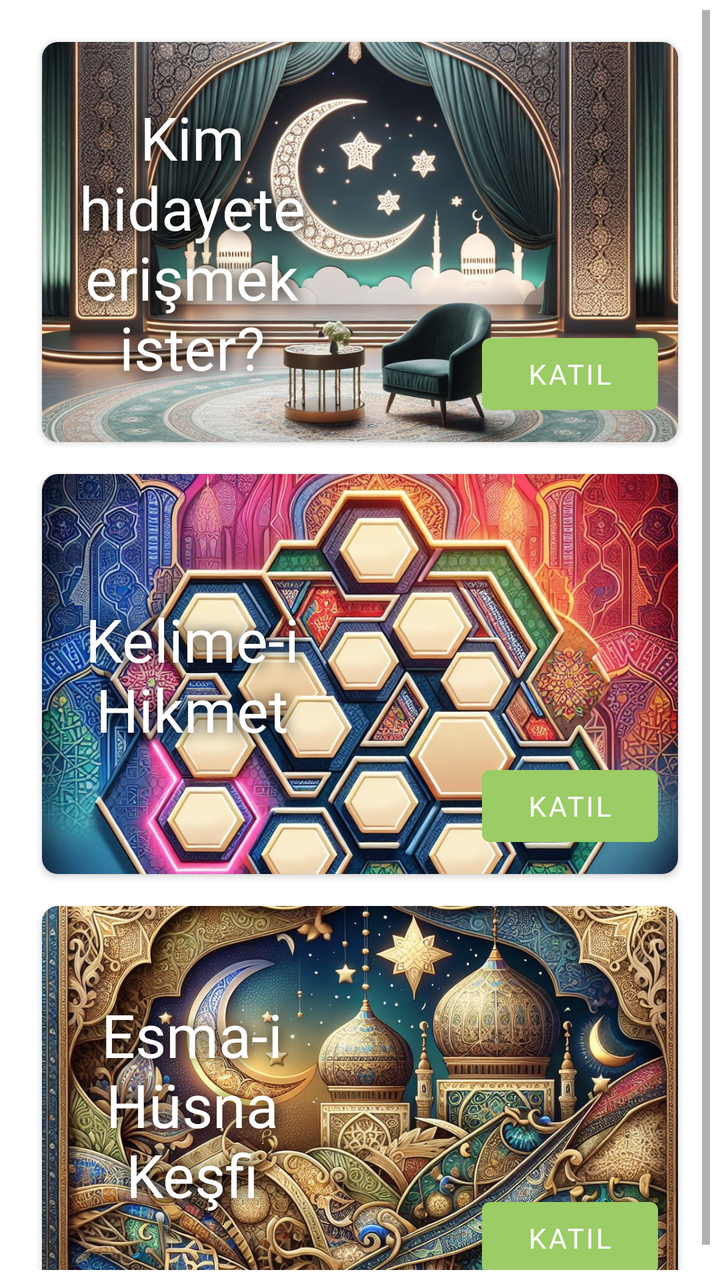
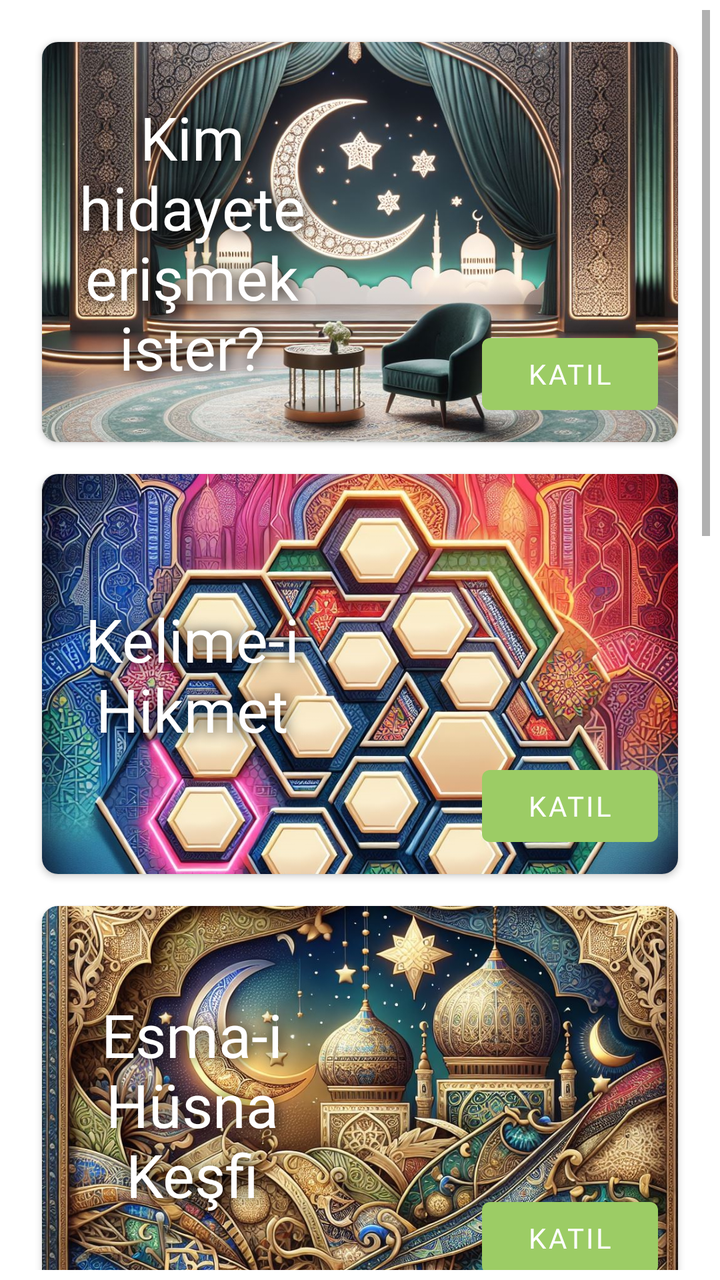

Compare the two renders of this Android layout. The source of the first and the diff that turns it into the second are given below.
<!-- AndroidManifest.xml: application theme Theme.Yolcu -->
<!-- res/layout/fragment_home.xml -->
<?xml version="1.0" encoding="utf-8"?>
<androidx.constraintlayout.widget.ConstraintLayout xmlns:android="http://schemas.android.com/apk/res/android"
    xmlns:app="http://schemas.android.com/apk/res-auto"
    xmlns:tools="http://schemas.android.com/tools"
    android:layout_width="match_parent"
    android:layout_height="match_parent"
    tools:context=".home.HomeFragment">

    
    <ScrollView
        android:layout_width="match_parent"
        android:layout_height="match_parent"
        android:padding="5dp"
        android:paddingBottom="55dp"
        app:layout_constraintEnd_toEndOf="parent"
        app:layout_constraintStart_toStartOf="parent"
        app:layout_constraintTop_toTopOf="parent">

        <androidx.constraintlayout.widget.ConstraintLayout
            android:layout_width="match_parent"
            android:layout_height="wrap_content">


            
            <androidx.cardview.widget.CardView
                android:id="@+id/card_info_game"
                android:layout_width="0dp"
                android:layout_height="200dp"
                android:layout_margin="16dp"
                app:cardCornerRadius="8dp"
                app:layout_constraintEnd_toEndOf="parent"
                app:layout_constraintStart_toStartOf="parent"
                app:layout_constraintTop_toTopOf="parent">

                <RelativeLayout
                    android:layout_width="match_parent"
                    android:layout_height="match_parent">


                    

                    
                    <ImageView
                        android:id="@+id/info_game_image"
                        android:layout_width="match_parent"
                        android:layout_height="match_parent"
                        android:contentDescription="@string/bilgi_oyunu_resmi"
                        android:scaleType="centerCrop"
                        android:src="@drawable/bilgi_oyunu" />

                    <TextView
                        android:id="@+id/bilgi_oyun_label"
                        android:layout_width="wrap_content"
                        android:layout_height="wrap_content"
                        android:layout_alignParentTop="true"
                        android:layout_alignParentBottom="true"
                        android:elevation="1dp"
                        android:fontFamily="@font/tomorrow_b"
                        android:gravity="center"
                        android:maxWidth="150sp"
                        android:padding="3dp"
                        android:shadowColor="#000000"
                        android:shadowDx="2"
                        android:shadowDy="2"
                        android:shadowRadius="18"
                        android:text="@string/bilgi_yarisma"
                        android:textColor="@color/white"
                        android:textSize="30sp" />

                    <Button
                        android:id="@+id/play_info_game_button"
                        android:layout_width="wrap_content"
                        android:layout_height="wrap_content"
                        android:layout_alignParentEnd="true"
                        android:layout_alignParentBottom="true"
                        android:layout_margin="10dp"
                        android:fontFamily="@font/tomorrow_b"
                        android:text="@string/play" />
                </RelativeLayout>
            </androidx.cardview.widget.CardView>

            
            <androidx.cardview.widget.CardView
                android:id="@+id/card_word_game"
                android:layout_width="0dp"
                android:layout_height="200dp"
                android:layout_margin="16dp"
                app:cardCornerRadius="8dp"
                app:layout_constraintEnd_toEndOf="parent"
                app:layout_constraintStart_toStartOf="parent"
                app:layout_constraintTop_toBottomOf="@id/card_info_game">

                <RelativeLayout
                    android:layout_width="match_parent"
                    android:layout_height="match_parent">

                    
                    <ImageView
                        android:id="@+id/word_game_image"
                        android:layout_width="match_parent"
                        android:layout_height="match_parent"
                        android:contentDescription="@string/kelime_oyunu_resmi"
                        android:scaleType="centerCrop"
                        android:src="@drawable/kelime_oyunu" />

                    <TextView
                        android:id="@+id/kelime_oyun_label"
                        android:layout_width="wrap_content"
                        android:layout_height="wrap_content"
                        android:layout_alignParentTop="true"
                        android:layout_alignParentBottom="true"
                        android:elevation="1dp"
                        android:fontFamily="@font/tomorrow_b"
                        android:gravity="center"
                        android:maxWidth="150sp"
                        android:padding="3dp"
                        android:shadowColor="#000000"
                        android:shadowDx="2"
                        android:shadowDy="2"
                        android:shadowRadius="18"
                        android:text="@string/kelime_yarismasi"
                        android:textColor="@color/white"
                        android:textSize="30sp" />
                    
                    <Button
                        android:id="@+id/play_word_game_button"
                        android:layout_width="wrap_content"
                        android:layout_height="wrap_content"
                        android:layout_alignParentEnd="true"
                        android:layout_alignParentBottom="true"
                        android:layout_margin="10dp"
                        android:fontFamily="@font/tomorrow_b"
                        android:text="@string/play" />
                </RelativeLayout>
            </androidx.cardview.widget.CardView>

            
            <androidx.cardview.widget.CardView
                android:id="@+id/matches_game"
                android:layout_width="0dp"
                android:layout_height="200dp"
                android:layout_margin="16dp"
                app:cardCornerRadius="8dp"
                app:layout_constraintEnd_toEndOf="parent"
                app:layout_constraintStart_toStartOf="parent"
                app:layout_constraintTop_toBottomOf="@id/card_word_game">

                <RelativeLayout
                    android:layout_width="match_parent"
                    android:layout_height="match_parent">

                    
                    <ImageView
                        android:id="@+id/matches_game_image"
                        android:layout_width="match_parent"
                        android:layout_height="match_parent"
                        android:contentDescription="@string/eslestirme_oyunu_resmi"
                        android:scaleType="centerCrop"
                        android:src="@drawable/esleme_kapak" />

                    
                    <TextView
                        android:id="@+id/matches_game_label"
                        android:layout_width="wrap_content"
                        android:layout_height="wrap_content"
                        android:layout_alignParentTop="true"
                        android:layout_alignParentBottom="true"
                        android:layout_marginTop="-1dp"
                        android:layout_marginBottom="1dp"
                        android:elevation="1dp"
                        android:fontFamily="@font/tomorrow_b"
                        android:gravity="center"
                        android:maxWidth="150sp"
                        android:padding="3dp"
                        android:shadowColor="#000000"
                        android:shadowDx="2"
                        android:shadowDy="2"
                        android:shadowRadius="18"
                        android:text="@string/esleme_yarismasi"
                        android:textColor="@color/white"
                        android:textSize="30sp" />

                    <Button
                        android:id="@+id/play_matches_game_button"
                        android:layout_width="wrap_content"
                        android:layout_height="wrap_content"
                        android:layout_alignParentEnd="true"
                        android:layout_alignParentBottom="true"
                        android:layout_margin="10dp"
                        android:fontFamily="@font/tomorrow_b"
                        android:text="@string/play" />

                </RelativeLayout>
            </androidx.cardview.widget.CardView>
        </androidx.constraintlayout.widget.ConstraintLayout>
    </ScrollView>
</androidx.constraintlayout.widget.ConstraintLayout>
<!-- resources referenced by this layout -->
<resources>
  <color name="white">#FFFFFFFF</color>
  <!-- drawable bilgi_oyunu: jpeg bitmap (drawable, 242212 bytes) -->
  <!-- drawable esleme_kapak: jpeg bitmap (drawable, 390186 bytes) -->
  <!-- drawable kelime_oyunu: jpeg bitmap (drawable, 385620 bytes) -->
  <string name="bilgi_oyunu_resmi">Bilgi Oyunu Resmi</string>
  <string name="bilgi_yarisma">Kim hidayete erişmek ister?</string>
  <string name="esleme_yarismasi">Esma-i Hüsna Keşfi</string>
  <string name="eslestirme_oyunu_resmi">eslestirme oyunu resmi</string>
  <string name="kelime_oyunu_resmi">kelime oyunu resmi</string>
  <string name="kelime_yarismasi">Kelime-i Hikmet</string>
  <string name="play">KATIL</string>
  <style name="Theme.Yolcu" parent="Theme.MaterialComponents.DayNight.DarkActionBar">
          
          <item name="colorPrimary">#9CCC65</item>
          <item name="colorPrimaryVariant">#43A047</item>
          <item name="colorOnPrimary">@color/white</item>
          
          <item name="colorSecondary">#9CCC65</item>
          <item name="colorSecondaryVariant">@color/teal_700</item>
          <item name="colorOnSecondary">@color/white</item>
          
          <item name="android:statusBarColor">?attr/colorPrimaryVariant</item>
          
          <item name="actionMenuTextColor">@color/white</item>
          <item name="android:actionMenuTextColor">@color/white</item>
          <item name="android:textColor">@color/black</item>
      </style>
  <color name="teal_700">#FF018786</color>
  <color name="black">#FF000000</color>
</resources>

<!-- the commit's change to res/layout/fragment_home.xml (unified diff, before → after) -->
@@ -192,6 +192,243 @@
 
                 </RelativeLayout>
             </androidx.cardview.widget.CardView>
+            
+            <androidx.cardview.widget.CardView
+                android:id="@+id/yarisma_kuran"
+                android:layout_width="0dp"
+                android:layout_height="200dp"
+                android:layout_margin="16dp"
+                app:cardCornerRadius="8dp"
+                app:layout_constraintEnd_toEndOf="parent"
+                app:layout_constraintStart_toStartOf="parent"
+                app:layout_constraintTop_toBottomOf="@id/matches_game">
+
+                <RelativeLayout
+                    android:layout_width="match_parent"
+                    android:layout_height="match_parent">
+
+                    
+                    <ImageView
+                        android:id="@+id/yarisma_kuran_image"
+                        android:layout_width="match_parent"
+                        android:layout_height="match_parent"
+                        android:contentDescription="@string/eslestirme_oyunu_resmi"
+                        android:scaleType="centerCrop"
+                        android:src="@drawable/kuran_yarisma_logo" />
+
+                    
+                    <TextView
+                        android:id="@+id/yarisma_kuran_label"
+                        android:layout_width="wrap_content"
+                        android:layout_height="wrap_content"
+                        android:layout_alignParentTop="true"
+                        android:layout_alignParentBottom="true"
+                        android:layout_marginTop="-1dp"
+                        android:layout_marginBottom="1dp"
+                        android:breakStrategy="simple"
+                        android:elevation="1dp"
+                        android:fontFamily="@font/tomorrow_b"
+                        android:gravity="center"
+                        android:maxWidth="150sp"
+                        android:padding="3dp"
+                        android:shadowColor="#000000"
+                        android:shadowDx="2"
+                        android:shadowDy="2"
+                        android:shadowRadius="18"
+                        android:text="@string/yarisma_kuran"
+                        android:textColor="@color/white"
+                        android:textSize="27sp" />
+
+                    <Button
+                        android:id="@+id/play_yarisma_kuran_button"
+                        android:layout_width="wrap_content"
+                        android:layout_height="wrap_content"
+                        android:layout_alignParentEnd="true"
+                        android:layout_alignParentBottom="true"
+                        android:layout_margin="10dp"
+                        android:fontFamily="@font/tomorrow_b"
+                        android:text="@string/play" />
+
+                </RelativeLayout>
+            </androidx.cardview.widget.CardView>
+            
+            <androidx.cardview.widget.CardView
+                android:id="@+id/yarisma_siyer"
+                android:layout_width="0dp"
+                android:layout_height="200dp"
+                android:layout_margin="16dp"
+                app:cardCornerRadius="8dp"
+                app:layout_constraintEnd_toEndOf="parent"
+                app:layout_constraintStart_toStartOf="parent"
+                app:layout_constraintTop_toBottomOf="@id/yarisma_kuran">
+
+                <RelativeLayout
+                    android:layout_width="match_parent"
+                    android:layout_height="match_parent">
+
+                    
+                    <ImageView
+                        android:id="@+id/yarisma_siyer_image"
+                        android:layout_width="match_parent"
+                        android:layout_height="match_parent"
+                        android:contentDescription="@string/eslestirme_oyunu_resmi"
+                        android:scaleType="centerCrop"
+                        android:src="@drawable/siyer_nebi" />
+
+                    
+                    <TextView
+                        android:id="@+id/yarisma_siyer_label"
+                        android:layout_width="wrap_content"
+                        android:layout_height="wrap_content"
+                        android:layout_alignParentTop="true"
+                        android:layout_alignParentBottom="true"
+                        android:layout_marginTop="-1dp"
+                        android:layout_marginBottom="1dp"
+                        android:breakStrategy="simple"
+                        android:elevation="1dp"
+                        android:fontFamily="@font/tomorrow_b"
+                        android:gravity="center"
+                        android:maxWidth="150sp"
+                        android:padding="3dp"
+                        android:shadowColor="#000000"
+                        android:shadowDx="2"
+                        android:shadowDy="2"
+                        android:shadowRadius="18"
+                        android:text="@string/siyeri_nebi"
+                        android:textColor="@color/white"
+                        android:textSize="27sp" />
+
+                    <Button
+                        android:id="@+id/play_yarisma_siyer_button"
+                        android:layout_width="wrap_content"
+                        android:layout_height="wrap_content"
+                        android:layout_alignParentEnd="true"
+                        android:layout_alignParentBottom="true"
+                        android:layout_margin="10dp"
+                        android:fontFamily="@font/tomorrow_b"
+                        android:text="@string/play" />
+
+                </RelativeLayout>
+            </androidx.cardview.widget.CardView>
+            
+            <androidx.cardview.widget.CardView
+                android:id="@+id/peygamberler_tarihi"
+                android:layout_width="0dp"
+                android:layout_height="200dp"
+                android:layout_margin="16dp"
+                app:cardCornerRadius="8dp"
+                app:layout_constraintEnd_toEndOf="parent"
+                app:layout_constraintStart_toStartOf="parent"
+                app:layout_constraintTop_toBottomOf="@id/yarisma_siyer">
+
+                <RelativeLayout
+                    android:layout_width="match_parent"
+                    android:layout_height="match_parent">
+
+                    
+                    <ImageView
+                        android:id="@+id/peygamberler_tarihi_image"
+                        android:layout_width="match_parent"
+                        android:layout_height="match_parent"
+                        android:contentDescription="@string/eslestirme_oyunu_resmi"
+                        android:scaleType="centerCrop"
+                        android:src="@drawable/peygamberler_tarihi" />
+
+                    
+                    <TextView
+                        android:id="@+id/peygamberler_tarihi_label"
+                        android:layout_width="wrap_content"
+                        android:layout_height="wrap_content"
+                        android:layout_alignParentTop="true"
+                        android:layout_alignParentBottom="true"
+                        android:layout_marginTop="-1dp"
+                        android:layout_marginBottom="1dp"
+                        android:breakStrategy="simple"
+                        android:elevation="1dp"
+                        android:fontFamily="@font/tomorrow_b"
+                        android:gravity="center"
+                        android:maxWidth="150sp"
+                        android:padding="3dp"
+                        android:shadowColor="#000000"
+                        android:shadowDx="2"
+                        android:shadowDy="2"
+                        android:shadowRadius="18"
+                        android:text="@string/peygamberler_tarihi"
+                        android:textColor="@color/white"
+                        android:textSize="18sp" />
+
+                    <Button
+                        android:id="@+id/play_peygamberler_tarihi_button"
+                        android:layout_width="wrap_content"
+                        android:layout_height="wrap_content"
+                        android:layout_alignParentEnd="true"
+                        android:layout_alignParentBottom="true"
+                        android:layout_margin="10dp"
+                        android:fontFamily="@font/tomorrow_b"
+                        android:text="@string/play" />
+
+                </RelativeLayout>
+            </androidx.cardview.widget.CardView>
+            
+            <androidx.cardview.widget.CardView
+                android:id="@+id/islam_tarihi"
+                android:layout_width="0dp"
+                android:layout_height="200dp"
+                android:layout_margin="16dp"
+                app:cardCornerRadius="8dp"
+                app:layout_constraintEnd_toEndOf="parent"
+                app:layout_constraintStart_toStartOf="parent"
+                app:layout_constraintTop_toBottomOf="@id/peygamberler_tarihi"
+                app:layout_constraintBottom_toBottomOf="parent">
+
+                <RelativeLayout
+                    android:layout_width="match_parent"
+                    android:layout_height="match_parent">
+
+                    
+                    <ImageView
+                        android:id="@+id/islam_tarihi_image"
+                        android:layout_width="match_parent"
+                        android:layout_height="match_parent"
+                        android:contentDescription="@string/eslestirme_oyunu_resmi"
+                        android:scaleType="centerCrop"
+                        android:src="@drawable/islam_tarihi" />
+
+                    
+                    <TextView
+                        android:id="@+id/islam_tarihi_label"
+                        android:layout_width="wrap_content"
+                        android:layout_height="wrap_content"
+                        android:layout_alignParentTop="true"
+                        android:layout_alignParentBottom="true"
+                        android:layout_marginTop="-1dp"
+                        android:layout_marginBottom="1dp"
+                        android:breakStrategy="simple"
+                        android:elevation="1dp"
+                        android:fontFamily="@font/tomorrow_b"
+                        android:gravity="center"
+                        android:maxWidth="150sp"
+                        android:padding="3dp"
+                        android:shadowColor="#000000"
+                        android:shadowDx="2"
+                        android:shadowDy="2"
+                        android:shadowRadius="18"
+                        android:text="@string/islam_tarihi"
+                        android:textColor="@color/white"
+                        android:textSize="30sp" />
+
+                    <Button
+                        android:id="@+id/play_islam_tarihi_button"
+                        android:layout_width="wrap_content"
+                        android:layout_height="wrap_content"
+                        android:layout_alignParentEnd="true"
+                        android:layout_alignParentBottom="true"
+                        android:layout_margin="10dp"
+                        android:fontFamily="@font/tomorrow_b"
+                        android:text="@string/play" />
+
+                </RelativeLayout>
+            </androidx.cardview.widget.CardView>
         </androidx.constraintlayout.widget.ConstraintLayout>
     </ScrollView>
 </androidx.constraintlayout.widget.ConstraintLayout>
<!-- resource entries referenced after the edit -->
@@ -3,14 +3,22 @@
   <color name="white">#FFFFFFFF</color>
   <!-- drawable bilgi_oyunu: jpeg bitmap (drawable, 242212 bytes) -->
   <!-- drawable esleme_kapak: jpeg bitmap (drawable, 390186 bytes) -->
+  <!-- drawable islam_tarihi: jpg bitmap (drawable, 98037 bytes) -->
   <!-- drawable kelime_oyunu: jpeg bitmap (drawable, 385620 bytes) -->
-  <string name="bilgi_oyunu_resmi">Bilgi Oyunu Resmi</string>
+  <!-- drawable kuran_yarisma_logo: jpg bitmap (drawable, 310048 bytes) -->
+  <!-- drawable peygamberler_tarihi: jpg bitmap (drawable, 126222 bytes) -->
+  <!-- drawable siyer_nebi: jpg bitmap (drawable, 119638 bytes) -->
+  <string name="bilgi_oyunu_resmi" translatable="false">Bilgi Oyunu Resmi</string>
   <string name="bilgi_yarisma">Kim hidayete erişmek ister?</string>
   <string name="esleme_yarismasi">Esma-i Hüsna Keşfi</string>
-  <string name="eslestirme_oyunu_resmi">eslestirme oyunu resmi</string>
-  <string name="kelime_oyunu_resmi">kelime oyunu resmi</string>
+  <string name="eslestirme_oyunu_resmi" translatable="false">eslestirme oyunu resmi</string>
+  <string name="islam_tarihi" translatable="false">İslam Tarihi</string>
+  <string name="kelime_oyunu_resmi" translatable="false">kelime oyunu resmi</string>
   <string name="kelime_yarismasi">Kelime-i Hikmet</string>
+  <string name="peygamberler_tarihi" translatable="false">Peygamberler Tarihi</string>
   <string name="play">KATIL</string>
+  <string name="siyeri_nebi" translatable="false">Siyer-i Nebi</string>
+  <string name="yarisma_kuran" translatable="false">Kur’an Yolculuğu</string>
   <style name="Theme.Yolcu" parent="Theme.MaterialComponents.DayNight.DarkActionBar">
           
           <item name="colorPrimary">#9CCC65</item>
